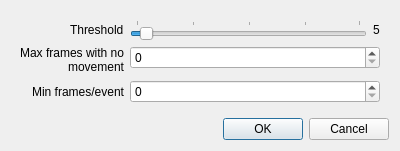
BioFoV/BioFoV, file application/gui/splitdialog.ui: the form before one commit.
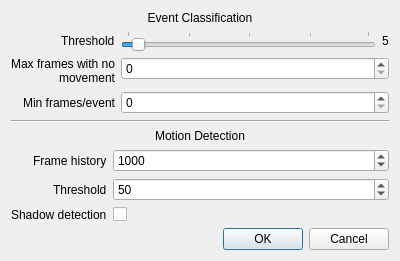
The form after the commit.

Commit message: Dialog also includes background subtractor variables

```diff
--- a/application/gui/splitdialog.ui
+++ b/application/gui/splitdialog.ui
@@ -7,7 +7,7 @@
     <x>0</x>
     <y>0</y>
     <width>400</width>
-    <height>137</height>
+    <height>253</height>
    </rect>
   </property>
   <property name="sizePolicy">
@@ -20,6 +20,16 @@
    <string>Auto Splitter Configuration</string>
   </property>
   <layout class="QVBoxLayout" name="verticalLayout">
+   <item>
+    <widget class="QLabel" name="label_5">
+     <property name="text">
+      <string>Event Classification</string>
+     </property>
+     <property name="alignment">
+      <set>Qt::AlignCenter</set>
+     </property>
+    </widget>
+   </item>
    <item>
     <widget class="QWidget" name="widget" native="true">
      <property name="sizePolicy">
@@ -35,6 +45,21 @@
       <property name="labelAlignment">
        <set>Qt::AlignRight|Qt::AlignTrailing|Qt::AlignVCenter</set>
       </property>
+      <property name="formAlignment">
+       <set>Qt::AlignLeading|Qt::AlignLeft|Qt::AlignVCenter</set>
+      </property>
+      <property name="leftMargin">
+       <number>0</number>
+      </property>
+      <property name="topMargin">
+       <number>0</number>
+      </property>
+      <property name="rightMargin">
+       <number>0</number>
+      </property>
+      <property name="bottomMargin">
+       <number>0</number>
+      </property>
       <item row="0" column="0">
        <widget class="QLabel" name="label">
         <property name="text">
@@ -42,38 +67,6 @@
         </property>
        </widget>
       </item>
-      <item row="2" column="0">
-       <widget class="QLabel" name="label_2">
-        <property name="text">
-         <string>Max frames with no movement</string>
-        </property>
-        <property name="alignment">
-         <set>Qt::AlignRight|Qt::AlignTrailing|Qt::AlignVCenter</set>
-        </property>
-        <property name="wordWrap">
-         <bool>true</bool>
-        </property>
-       </widget>
-      </item>
-      <item row="2" column="1">
-       <widget class="QSpinBox" name="maxframes"/>
-      </item>
-      <item row="3" column="0">
-       <widget class="QLabel" name="label_3">
-        <property name="text">
-         <string>Min frames/event</string>
-        </property>
-        <property name="alignment">
-         <set>Qt::AlignRight|Qt::AlignTrailing|Qt::AlignVCenter</set>
-        </property>
-        <property name="wordWrap">
-         <bool>true</bool>
-        </property>
-       </widget>
-      </item>
-      <item row="3" column="1">
-       <widget class="QSpinBox" name="minframes"/>
-      </item>
       <item row="0" column="1">
        <widget class="QWidget" name="widget_2" native="true">
         <layout class="QHBoxLayout" name="horizontalLayout">
@@ -125,6 +118,127 @@
           </widget>
          </item>
         </layout>
+       </widget>
+      </item>
+      <item row="2" column="0">
+       <widget class="QLabel" name="label_2">
+        <property name="text">
+         <string>Max frames with no movement</string>
+        </property>
+        <property name="alignment">
+         <set>Qt::AlignRight|Qt::AlignTrailing|Qt::AlignVCenter</set>
+        </property>
+        <property name="wordWrap">
+         <bool>true</bool>
+        </property>
+       </widget>
+      </item>
+      <item row="2" column="1">
+       <widget class="QSpinBox" name="maxframes"/>
+      </item>
+      <item row="3" column="0">
+       <widget class="QLabel" name="label_3">
+        <property name="text">
+         <string>Min frames/event</string>
+        </property>
+        <property name="alignment">
+         <set>Qt::AlignRight|Qt::AlignTrailing|Qt::AlignVCenter</set>
+        </property>
+        <property name="wordWrap">
+         <bool>true</bool>
+        </property>
+       </widget>
+      </item>
+      <item row="3" column="1">
+       <widget class="QSpinBox" name="minframes"/>
+      </item>
+     </layout>
+    </widget>
+   </item>
+   <item>
+    <widget class="Line" name="line">
+     <property name="orientation">
+      <enum>Qt::Horizontal</enum>
+     </property>
+    </widget>
+   </item>
+   <item>
+    <widget class="QLabel" name="label_6">
+     <property name="text">
+      <string>Motion Detection</string>
+     </property>
+     <property name="alignment">
+      <set>Qt::AlignCenter</set>
+     </property>
+    </widget>
+   </item>
+   <item>
+    <widget class="QWidget" name="widget_3" native="true">
+     <layout class="QFormLayout" name="formLayout_2">
+      <property name="labelAlignment">
+       <set>Qt::AlignRight|Qt::AlignTrailing|Qt::AlignVCenter</set>
+      </property>
+      <property name="formAlignment">
+       <set>Qt::AlignLeading|Qt::AlignLeft|Qt::AlignVCenter</set>
+      </property>
+      <property name="leftMargin">
+       <number>0</number>
+      </property>
+      <property name="topMargin">
+       <number>0</number>
+      </property>
+      <property name="rightMargin">
+       <number>0</number>
+      </property>
+      <property name="bottomMargin">
+       <number>0</number>
+      </property>
+      <item row="0" column="0">
+       <widget class="QLabel" name="labelHistory">
+        <property name="text">
+         <string>Frame history</string>
+        </property>
+       </widget>
+      </item>
+      <item row="1" column="0">
+       <widget class="QLabel" name="labelThreshold">
+        <property name="text">
+         <string>Threshold</string>
+        </property>
+       </widget>
+      </item>
+      <item row="2" column="0">
+       <widget class="QLabel" name="labelShadow">
+        <property name="text">
+         <string>Shadow detection</string>
+        </property>
+       </widget>
+      </item>
+      <item row="0" column="1">
+       <widget class="QSpinBox" name="history">
+        <property name="minimum">
+         <number>1</number>
+        </property>
+        <property name="maximum">
+         <number>1000000</number>
+        </property>
+        <property name="value">
+         <number>1000</number>
+        </property>
+       </widget>
+      </item>
+      <item row="1" column="1">
+       <widget class="QSpinBox" name="varThreshold">
+        <property name="value">
+         <number>50</number>
+        </property>
+       </widget>
+      </item>
+      <item row="2" column="1">
+       <widget class="QCheckBox" name="bShadowDetection">
+        <property name="text">
+         <string/>
+        </property>
        </widget>
       </item>
      </layout>
```
The commit also changes 5 other files.
